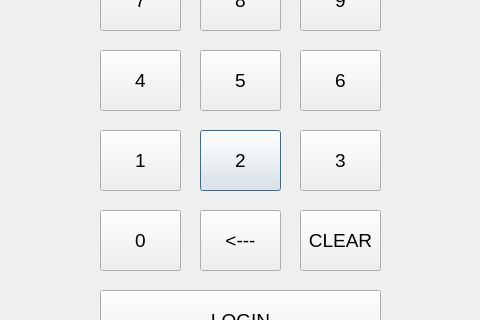
rronkkeli/pankkiprojekti, file frontend/pinuiDLL/pinui.ui: the form before one commit; both pictures show x 140 to 620 and y 180 to 500 of the 800 by 600 pixel window.
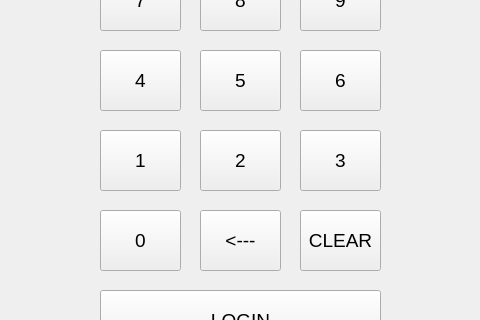
The form after the commit.

Patch:
```diff
--- a/frontend/pinuiDLL/pinui.ui
+++ b/frontend/pinuiDLL/pinui.ui
@@ -1,7 +1,7 @@
 <?xml version="1.0" encoding="UTF-8"?>
 <ui version="4.0">
  <class>PinUI</class>
- <widget class="QDialog" name="PinUI">
+ <widget class="QWidget" name="PinUI">
   <property name="geometry">
    <rect>
     <x>0</x>
```
